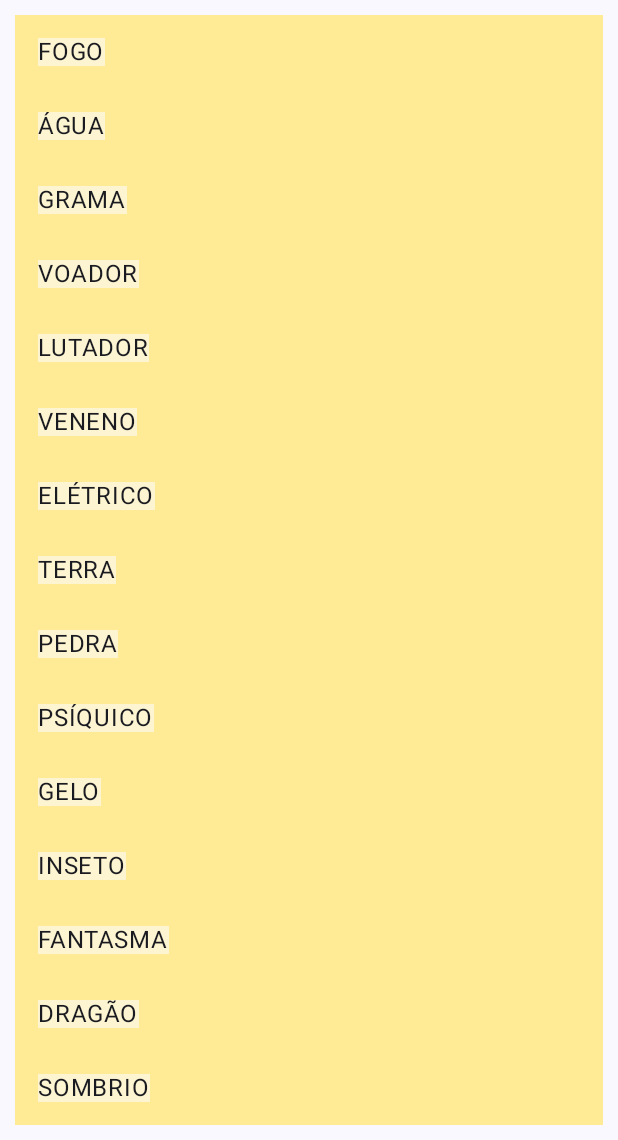
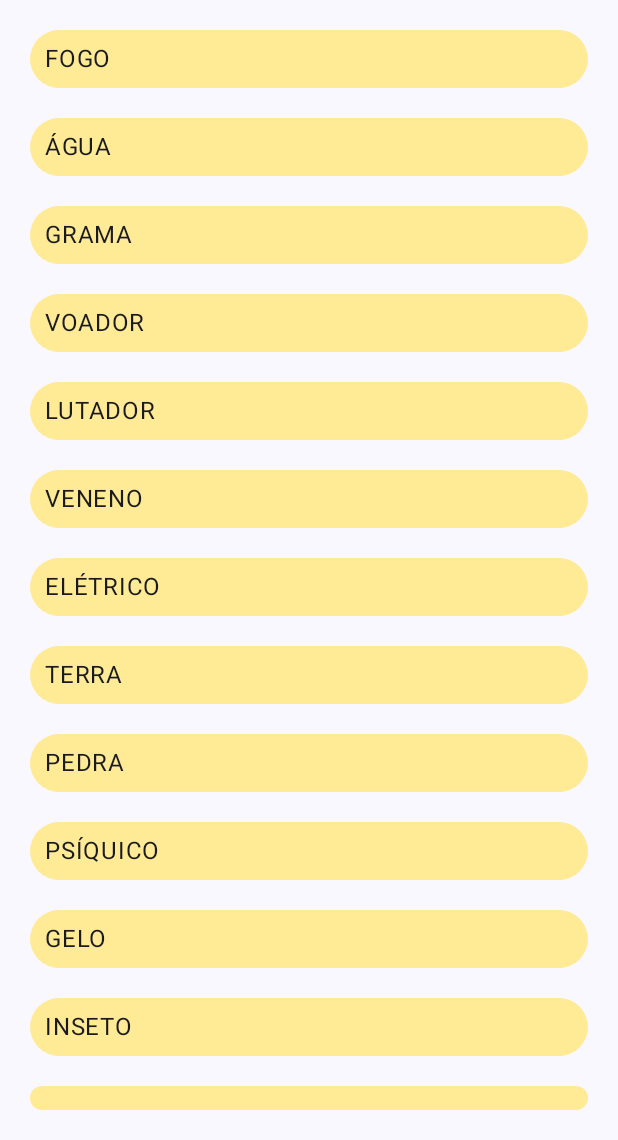
Before and after one commit to jessmelo/pokedex-android-app, an Android app built with Jetpack Compose: the pokemon_types screen opened through its navigation route, on a phone screen of 412 x 824 dp, the part 96-1236 px from its top. Run offline under Robolectric (Android 15) with nearby library versions, the phone set to English and light mode, and no system bars; network calls fail.

Commit message:
Atualizando página de tipos

```diff
--- a/app/src/main/java/com/jessmelo/apps/pokedex/ui/types/PokemonTypesScreen.kt
+++ b/app/src/main/java/com/jessmelo/apps/pokedex/ui/types/PokemonTypesScreen.kt
@@ -1,14 +1,12 @@
 package com.jessmelo.apps.pokedex.ui.types
 
 import androidx.compose.foundation.background
-import androidx.compose.foundation.border
 import androidx.compose.foundation.layout.Column
 import androidx.compose.foundation.layout.Row
 import androidx.compose.foundation.layout.fillMaxWidth
 import androidx.compose.foundation.layout.padding
 import androidx.compose.foundation.shape.RoundedCornerShape
 import androidx.compose.material3.ExperimentalMaterial3Api
-import androidx.compose.material3.Icon
 import androidx.compose.material3.MaterialTheme
 import androidx.compose.material3.Scaffold
 import androidx.compose.material3.Text
@@ -21,7 +19,6 @@ import androidx.compose.ui.unit.dp
 import com.jessmelo.apps.pokedex.data.model.pokemonTypes
 import com.jessmelo.apps.pokedex.ui.components.TopBar
 import com.jessmelo.apps.pokedex.ui.theme.PokeLightYellow
-import com.jessmelo.apps.pokedex.ui.theme.PokeVeryLightYellow
 
 @OptIn(ExperimentalMaterial3Api::class)
 @Composable
@@ -30,9 +27,7 @@ fun PokemonTypesScreen() {
         Column(
             modifier = Modifier
                 .padding(it)
-                .padding(10.dp)
-                .background(PokeLightYellow)
-                .clip(shape = RoundedCornerShape(20.dp)),
+                .padding(10.dp),
             horizontalAlignment = Alignment.CenterHorizontally
         ) {
             pokemonTypes.forEach { (key, value) ->
@@ -46,15 +41,16 @@ fun PokemonTypesScreen() {
 fun PokemonTypeRow(pokemonType: String) {
     Row(
         modifier = Modifier
+            .padding(10.dp)
+            .clip(shape = RoundedCornerShape(20.dp))
+            .background(PokeLightYellow)
             .fillMaxWidth()
-            .padding(10.dp)
     ) {
         Text(
             text = pokemonType.uppercase(),
             style = MaterialTheme.typography.bodyLarge,
             modifier = Modifier
-                .padding(5.dp)
-                .background(PokeVeryLightYellow)
+                .padding(10.dp)
         )
     }
 }
```
